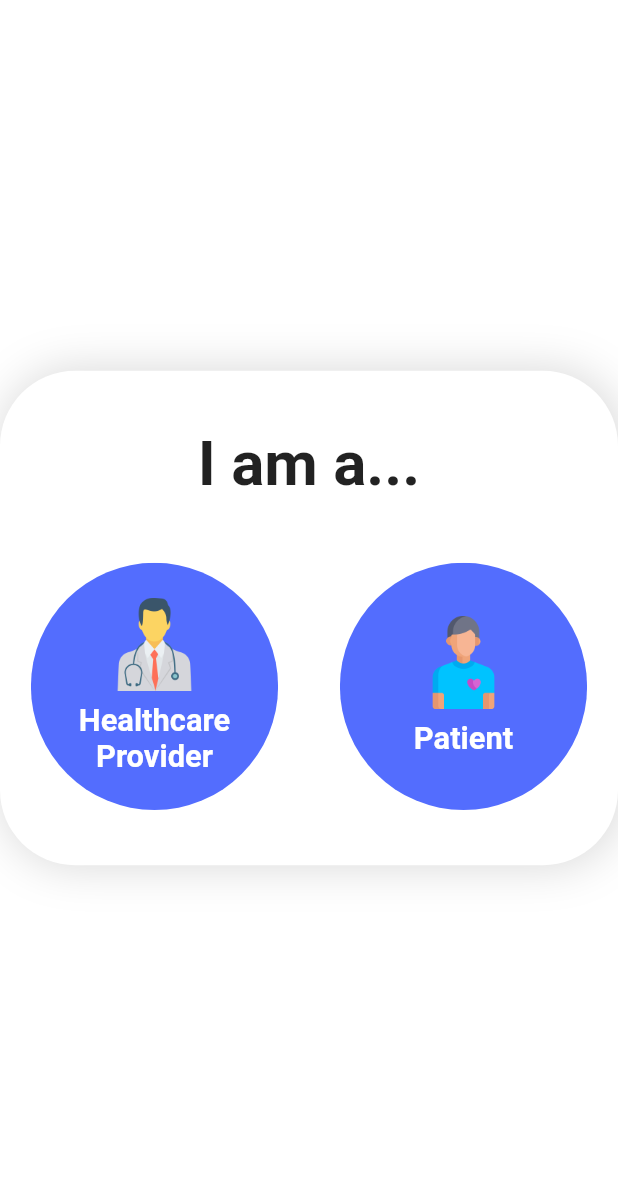
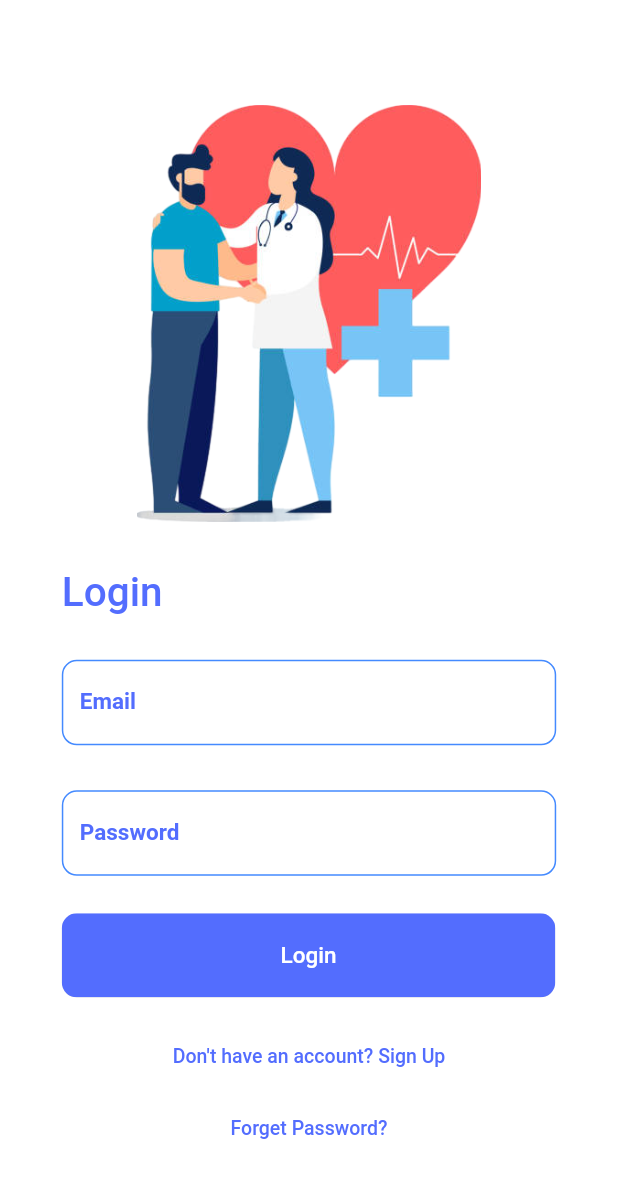
Before and after one commit to edsumpena/recoverWrite, a Flutter app: the screen it shows after launch, after a tap on "SKIP", after a tap on "Get Started", on a phone screen of 412 x 824 dp. Shown: the top 1178 px of the screen. Run offline on Flutter 3.47's test engine with Material 2 defaults, Android fonts, the phone set to English and light mode, and no system bars; our stand-ins replace simple_animations, smooth_page_indicator; Roboto replaces fonts that are missing (Poppins).

Commit message:
login and starting patient dashboard

```diff
--- /dev/null
+++ b/lib/Login.dart
@@ -0,0 +1,223 @@
+import 'package:flutter/material.dart';
+import 'package:recovery_app/SelectType.dart';
+
+import 'bouncing.dart';
+
+class Login extends StatefulWidget {
+  const Login({super.key});
+
+  @override
+  State<Login> createState() => _LoginState();
+}
+
+class _LoginState extends State<Login> {
+  final TextEditingController _emailController = TextEditingController();
+  final TextEditingController _passController = TextEditingController();
+
+  @override
+  Widget build(BuildContext context) {
+    return GestureDetector(
+      onTap: () {
+        FocusScopeNode currentFocus = FocusScope.of(context);
+        if (!currentFocus.hasPrimaryFocus) {
+          currentFocus.unfocus();
+        }
+      },
+      child: Scaffold(
+          backgroundColor: Colors.white, body: _buildLoginContent(context)),
+    );
+  }
+
+  Widget _buildLoginContent(BuildContext context) {
+    double height = MediaQuery.of(context).size.height;
+    double width = MediaQuery.of(context).size.width;
+
+    return SingleChildScrollView(
+        child: Column(
+      crossAxisAlignment: CrossAxisAlignment.start,
+      children: [
+        Center(
+    child:
+        Padding(
+          padding: EdgeInsets.only(
+              left: width * 0.05,
+              right: width * 0.05,
+              top: height * 0.085,
+              bottom: height * 0.025
+          ),
+          child: Image.asset(
+            "assets/images/doctor-patient.png",
+            width: width * 0.675,
+            height: width * 0.675,
+          ),
+        ),
+        ),
+        SizedBox(
+          height: height * 0.0125,
+        ),
+        Padding(
+          padding: EdgeInsets.symmetric(horizontal: width * 0.1),
+          child: Column(
+              textDirection: TextDirection.ltr,
+              crossAxisAlignment: CrossAxisAlignment.start,
+              children: [
+                const Text(
+                  'Login',
+                  style: TextStyle(
+                    color: Colors.indigoAccent,
+                    fontSize: 27,
+                    fontFamily: 'Poppins',
+                    fontWeight: FontWeight.w500,
+                  ),
+                ),
+                SizedBox(
+                  height: height * 0.035,
+                ),
+                TextField(
+                  controller: _emailController,
+                  textAlign: TextAlign.start,
+                  style: const TextStyle(
+                    color: Colors.black45,
+                    fontSize: 15,
+                    fontFamily: 'Poppins',
+                    fontWeight: FontWeight.w400,
+                  ),
+                  decoration: const InputDecoration(
+                    labelText: 'Email',
+                    labelStyle: TextStyle(
+                      color: Colors.indigoAccent,
+                      fontSize: 15,
+                      fontFamily: 'Poppins',
+                      fontWeight: FontWeight.w600,
+                    ),
+                    enabledBorder: OutlineInputBorder(
+                      borderRadius: BorderRadius.all(Radius.circular(10)),
+                      borderSide: BorderSide(
+                        width: 1,
+                        color: Colors.blueAccent,
+                      ),
+                    ),
+                    focusedBorder: OutlineInputBorder(
+                      borderRadius: BorderRadius.all(Radius.circular(10)),
+                      borderSide: BorderSide(
+                        width: 1,
+                        color: Colors.indigoAccent,
+                      ),
+                    ),
+                  ),
+                ),
+                const SizedBox(
+                  height: 30,
+                ),
+                TextField(
+                  controller: _passController,
+                  textAlign: TextAlign.start,
+                  style: const TextStyle(
+                    color: Colors.black45,
+                    fontSize: 15,
+                    fontFamily: 'Poppins',
+                    fontWeight: FontWeight.w400,
+                  ),
+                  obscureText: true,
+                  enableSuggestions: false,
+                  autocorrect: false,
+                  decoration: const InputDecoration(
+                    labelText: 'Password',
+                    labelStyle: TextStyle(
+                      color: Colors.indigoAccent,
+                      fontSize: 15,
+                      fontFamily: 'Poppins',
+                      fontWeight: FontWeight.w600,
+                    ),
+                    enabledBorder: OutlineInputBorder(
+                      borderRadius: BorderRadius.all(Radius.circular(10)),
+                      borderSide: BorderSide(
+                        width: 1,
+                        color: Colors.blueAccent,
+                      ),
+                    ),
+                    focusedBorder: OutlineInputBorder(
+                      borderRadius: BorderRadius.all(Radius.circular(10)),
+                      borderSide: BorderSide(
+                        width: 1,
+                        color: Colors.indigoAccent,
+                      ),
+                    ),
+                  ),
+                ),
+                const SizedBox(
+                  height: 25,
+                ),
+          Bouncing(
+              onPress: () {},
+              child: ClipRRect(
+                  borderRadius: const BorderRadius.all(Radius.circular(10)),
+                  child: SizedBox(
+                    width: 329,
+                    height: 56,
+                    child: ElevatedButton(
+                      onPressed: () {
+                        Navigator.of(context).pushReplacement(
+                          MaterialPageRoute(builder: (context) => SelectType()),
+                        );
+                      },
+                      style: ElevatedButton.styleFrom(
+                        backgroundColor: Colors.indigoAccent,
+                      ),
+                      child: const Text(
+                        'Login',
+                        style: TextStyle(
+                          color: Colors.white,
+                          fontSize: 15,
+                          fontFamily: 'Poppins',
+                          fontWeight: FontWeight.w500,
+                        ),
+                      ),
+                    ),
+                  ),
+                ),
+          ),
+                const SizedBox(
+                  height: 15,
+                ),
+                SizedBox(
+                  width: double.infinity,
+                  child: Column(
+                    crossAxisAlignment: CrossAxisAlignment.center,
+                    children: [
+                      TextButton(
+                        onPressed: () {},
+                        child: const Text(
+                          'Don\'t have an account? Sign Up',
+                          textAlign: TextAlign.center,
+                          style: TextStyle(
+                            color: Colors.indigoAccent,
+                            fontSize: 13,
+                            fontFamily: 'Poppins',
+                            fontWeight: FontWeight.w500,
+                          ),
+                        ),
+                      ),
+                      TextButton(
+                        onPressed: () {},
+                        child: const Text(
+                          'Forget Password?',
+                          textAlign: TextAlign.center,
+                          style: TextStyle(
+                            color: Colors.indigoAccent,
+                            fontSize: 13,
+                            fontFamily: 'Poppins',
+                            fontWeight: FontWeight.w500,
+                          ),
+                        ),
+                      ),
+                    ],
+                  ),
+                ),
+              ]),
+        ),
+      ],
+        ),
+    );
+  }
+}
--- a/lib/Onboarding.dart
+++ b/lib/Onboarding.dart
@@ -1,4 +1,5 @@
 import 'package:flutter/material.dart';
+import 'package:recovery_app/Login.dart';
 import 'package:recovery_app/SelectType.dart';
 import 'package:smooth_page_indicator/smooth_page_indicator.dart';
 
@@ -47,7 +48,6 @@ class _OnboardingState extends State<Onboarding>{
             ),
 
             BuildPage(
-
               urlImage: 'assets/images/placeholder.png',
               title: 'Cool 3',
               subtitle: 'ajvneifie fefeibidnid nbrbvinvdnve ifiefbeife nciwnbfiwbwb wnbciwbcxmcnx',
@@ -73,7 +73,7 @@ class _OnboardingState extends State<Onboarding>{
           );*/
 
           Navigator.of(context).pushReplacement(
-            MaterialPageRoute(builder: (context) => SelectType()),
+            MaterialPageRoute(builder: (context) => Login()),
           );
         },
         child: const Text(
@@ -95,7 +95,13 @@ class _OnboardingState extends State<Onboarding>{
             //skip
             TextButton(
                 onPressed: () => controller.jumpToPage(2),
-                child: const Text('SKIP', style: TextStyle(fontSize: 17,),)),
+                child: const Text('SKIP',
+                  style: TextStyle(
+                    fontSize: 17,
+                    fontWeight: FontWeight.bold,
+                    color: Colors.indigoAccent,
+                  ),
+                )),
             //dots
             Center(
               child: SmoothPageIndicator(
@@ -119,7 +125,12 @@ class _OnboardingState extends State<Onboarding>{
                 onPressed: () => controller.nextPage(
                   duration: const Duration(milliseconds: 500),
                   curve: Curves.ease,),
-                child: const Text('NEXT', style: TextStyle(fontSize: 17,),)),
+                child: const Text('NEXT',
+                  style: TextStyle(
+                    fontSize: 17,
+                    fontWeight: FontWeight.bold,
+                    color: Colors.indigoAccent,
+                  ),)),
           ],
         ),
       ),
```
Also changed, not shown: lib/FoldableWidget.dart (added, +60 -0 lines), lib/PatientDashboard.dart (added, +101 -0 lines), lib/SelectType.dart (+6 -1 lines), lib/entry.dart (added, +81 -0 lines).
